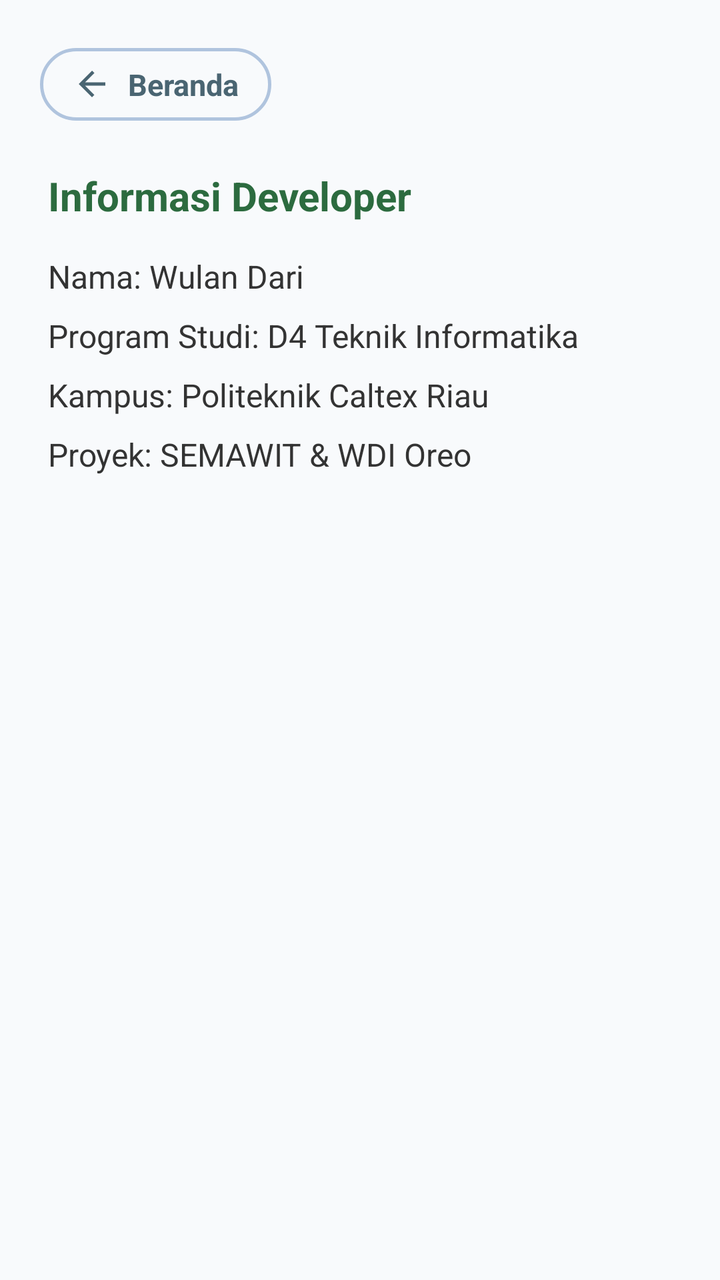
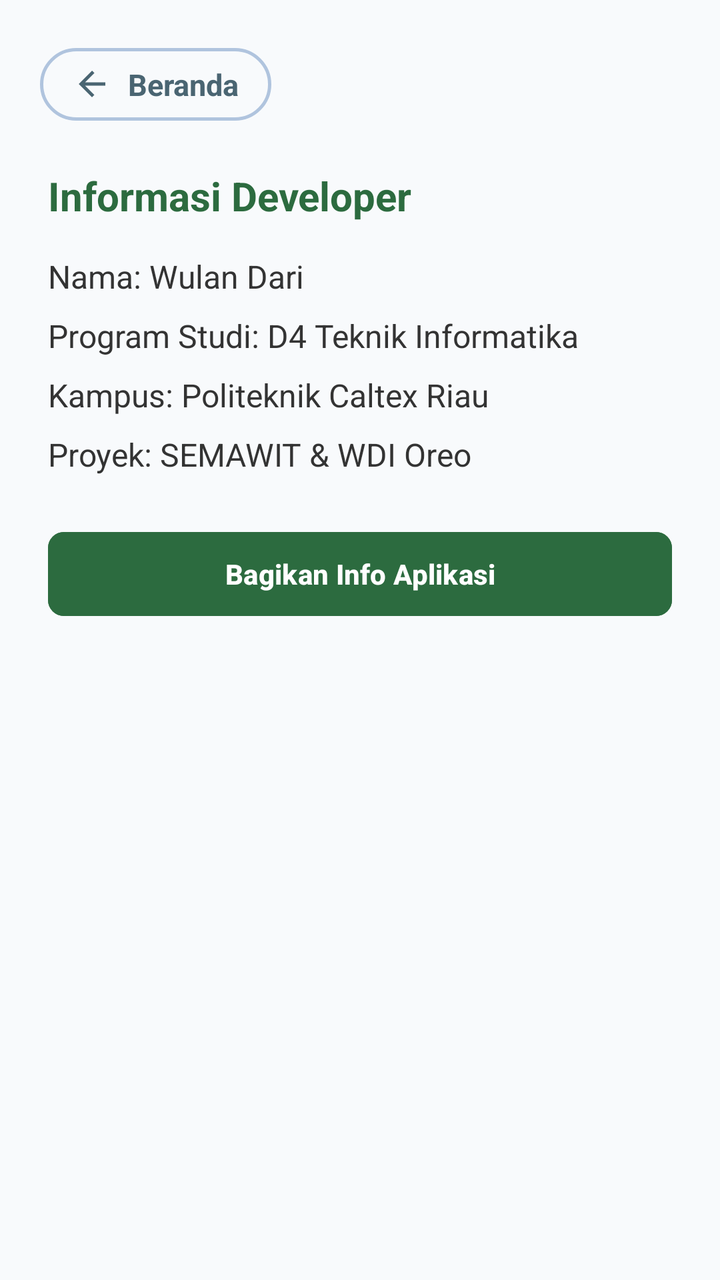

Screens rendered from an Android XML layout before and after an edit, with the pre-edit source and the edit as a unified diff.
<!-- AndroidManifest.xml: application theme Theme.WDIoreo -->
<!-- res/layout/fragment_profile.xml -->
<?xml version="1.0" encoding="utf-8"?>
<LinearLayout xmlns:android="http://schemas.android.com/apk/res/android"
    xmlns:app="http://schemas.android.com/apk/res-auto"
    android:layout_width="match_parent"
    android:layout_height="match_parent"
    android:background="#F8FAFC"
    android:orientation="vertical">

    
    <LinearLayout
        android:layout_width="match_parent"
        android:layout_height="wrap_content"
        android:paddingHorizontal="20dp"
        android:paddingTop="24dp"
        android:paddingBottom="12dp">

        <LinearLayout
            android:id="@+id/btnBackToHome"
            android:layout_width="wrap_content"
            android:layout_height="wrap_content"
            android:background="@drawable/bg_btn_beranda"
            android:clickable="true"
            android:focusable="true"
            android:gravity="center_vertical"
            android:orientation="horizontal"
            android:paddingHorizontal="16dp"
            android:paddingVertical="8dp">

            <ImageView
                android:layout_width="20dp"
                android:layout_height="20dp"
                android:src="@drawable/ic_arrow_back"
                app:tint="#4A6572" />

            <TextView
                android:layout_width="wrap_content"
                android:layout_height="wrap_content"
                android:layout_marginStart="8dp"
                android:text="Beranda"
                android:textColor="#4A6572"
                android:textSize="15sp"
                android:textStyle="bold" />
        </LinearLayout>
    </LinearLayout>

    
    <ScrollView
        android:layout_width="match_parent"
        android:layout_height="match_parent">

        <LinearLayout
            android:layout_width="match_parent"
            android:layout_height="wrap_content"
            android:orientation="vertical"
            android:paddingHorizontal="24dp"
            android:paddingTop="12dp">

            <TextView
                android:layout_width="wrap_content"
                android:layout_height="wrap_content"
                android:text="Informasi Developer"
                android:textColor="@color/primary_green"
                android:textSize="20sp"
                android:textStyle="bold" />

            <TextView
                android:layout_width="wrap_content"
                android:layout_height="wrap_content"
                android:layout_marginTop="16dp"
                android:text="Nama: Wulan Dari"
                android:textColor="#333333"
                android:textSize="16sp" />

            <TextView
                android:layout_width="wrap_content"
                android:layout_height="wrap_content"
                android:layout_marginTop="8dp"
                android:text="Program Studi: D4 Teknik Informatika"
                android:textColor="#333333"
                android:textSize="16sp" />

            <TextView
                android:layout_width="wrap_content"
                android:layout_height="wrap_content"
                android:layout_marginTop="8dp"
                android:text="Kampus: Politeknik Caltex Riau"
                android:textColor="#333333"
                android:textSize="16sp" />

            <TextView
                android:layout_width="wrap_content"
                android:layout_height="wrap_content"
                android:layout_marginTop="8dp"
                android:text="Proyek: SEMAWIT &amp; WDI Oreo"
                android:textColor="#333333"
                android:textSize="16sp" />
        </LinearLayout>
    </ScrollView>
</LinearLayout>
<!-- resources referenced by this layout -->
<resources>
  <color name="primary_green">#2C6B3F</color>
  <!-- drawable bg_btn_beranda (drawable) -->
  <?xml version="1.0" encoding="utf-8"?>
  <shape xmlns:android="http://schemas.android.com/apk/res/android"
      android:shape="rectangle">
      <solid android:color="@android:color/transparent" />
      <stroke
          android:width="1.5dp"
          android:color="#B0C4DE" />
      <corners android:radius="50dp" />
  </shape>
  <!-- drawable ic_arrow_back (drawable) -->
  <vector xmlns:android="http://schemas.android.com/apk/res/android" android:autoMirrored="true" android:height="24dp" android:tint="#FFFFFF" android:viewportHeight="24" android:viewportWidth="24" android:width="24dp">
        
      <path android:fillColor="@android:color/white" android:pathData="M20,11H7.83l5.59,-5.59L12,4l-8,8 8,8 1.41,-1.41L7.83,13H20v-2z"/>
      
  </vector>
  <style name="Theme.WDIoreo" parent="Base.Theme.WDIoreo" />
  <style name="Base.Theme.WDIoreo" parent="Theme.Material3.DayNight.NoActionBar">
          
          <item name="colorPrimary">@color/primary_green</item>
          <item name="colorSecondary">@color/secondary_orange</item>
          <item name="colorTertiary">@color/tertiary_red</item>
  
          
          <item name="android:statusBarColor">@color/primary_green</item>
      </style>
  <color name="secondary_orange">#F99D34</color>
  <color name="tertiary_red">#C32E3A</color>
</resources>

<!-- the commit's change to res/layout/fragment_profile.xml (unified diff, before → after) -->
@@ -53,7 +53,8 @@
             android:layout_height="wrap_content"
             android:orientation="vertical"
             android:paddingHorizontal="24dp"
-            android:paddingTop="12dp">
+            android:paddingTop="12dp"
+            android:paddingBottom="32dp">
 
             <TextView
                 android:layout_width="wrap_content"
@@ -94,6 +95,18 @@
                 android:text="Proyek: SEMAWIT &amp; WDI Oreo"
                 android:textColor="#333333"
                 android:textSize="16sp" />
+
+            <com.google.android.material.button.MaterialButton
+                android:id="@+id/btnShareApp"
+                android:layout_width="match_parent"
+                android:layout_height="50dp"
+                android:layout_marginTop="24dp"
+                android:text="Bagikan Info Aplikasi"
+                android:textColor="@color/white"
+                android:textStyle="bold"
+                android:backgroundTint="@color/primary_green"
+                app:cornerRadius="8dp" />
+
         </LinearLayout>
     </ScrollView>
 </LinearLayout>
<!-- resource entries referenced after the edit -->
@@ -1,6 +1,7 @@
 <!-- resources referenced by this layout -->
 <resources>
   <color name="primary_green">#2C6B3F</color>
+  <color name="white">#FFFFFFFF</color>
   <!-- drawable bg_btn_beranda (drawable) -->
   <?xml version="1.0" encoding="utf-8"?>
   <shape xmlns:android="http://schemas.android.com/apk/res/android"
